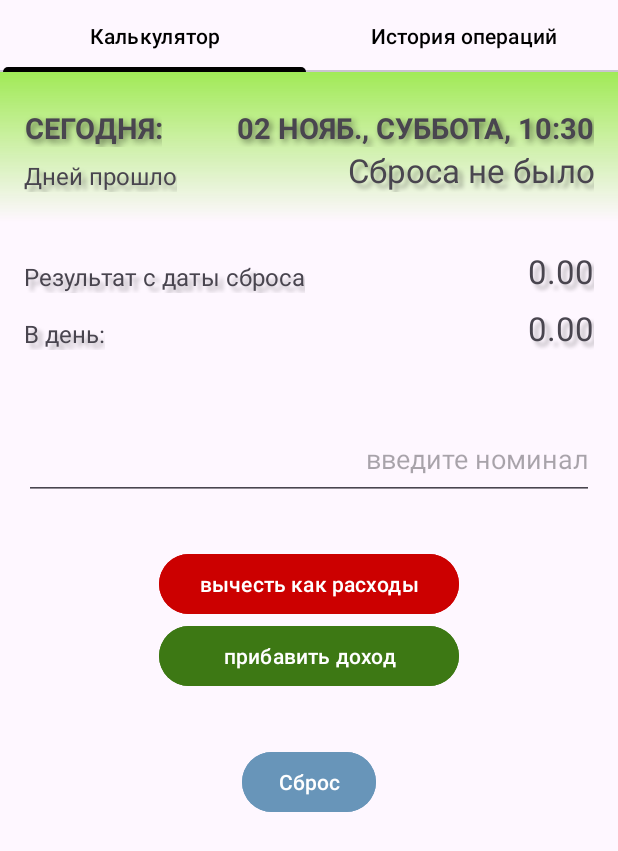
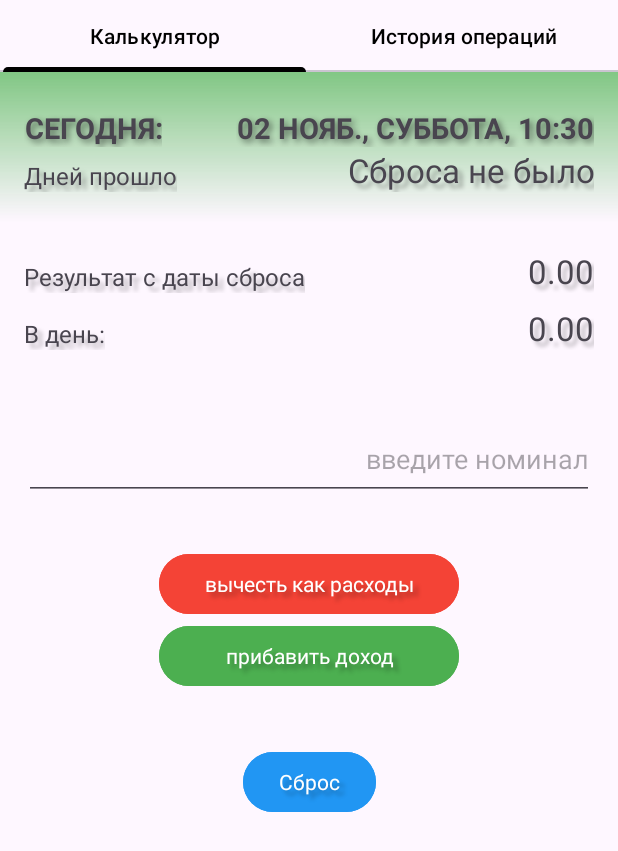
Before and after one commit to Sutemi67/Kotlin_MoneyEverydayXML_app, an Android app: the screen it shows after launch (MainActivity), on a phone screen of 412 x 824 dp. Shown: the top 851 px of the screen. Run offline under Robolectric (Android 15) with nearby library versions, the phone set to English and light mode, and no system bars.

Commit message:
ui patch

```diff
--- a/app/src/main/res/drawable/shadow_of_header_light.xml
+++ b/app/src/main/res/drawable/shadow_of_header_light.xml
@@ -3,5 +3,5 @@
     <gradient
         android:angle="270"
         android:endColor="@android:color/transparent"
-        android:startColor="#A1EA57" />
+        android:startColor="#81C784" />
 </shape>
--- a/app/src/main/res/layout/fragment_calculator.xml
+++ b/app/src/main/res/layout/fragment_calculator.xml
@@ -76,12 +76,13 @@
 
     <Button
         android:id="@+id/decreaseButton"
-        style="@style/buttonTextStyle"
+        style="@style/buttonStyle"
         android:layout_width="200dp"
         android:layout_height="wrap_content"
         android:layout_marginTop="32dp"
-        android:backgroundTint="@android:color/holo_red_dark"
+        android:backgroundTint="#F44336"
         android:text="@string/minus"
+        android:textAppearance="@style/buttonTextStyle"
         android:textColor="@color/white"
         app:layout_constraintEnd_toEndOf="parent"
         app:layout_constraintStart_toStartOf="parent"
@@ -90,22 +91,24 @@
 
     <Button
         android:id="@+id/increaseButton"
-        style="@style/buttonTextStyle"
+        style="@style/buttonStyle"
         android:layout_width="200dp"
         android:layout_height="wrap_content"
-        android:backgroundTint="#3D7814"
+        android:backgroundTint="#4CAF50"
         android:text="@string/plus"
+        android:textAppearance="@style/buttonTextStyle"
         app:layout_constraintEnd_toEndOf="@+id/decreaseButton"
         app:layout_constraintStart_toStartOf="@+id/decreaseButton"
         app:layout_constraintTop_toBottomOf="@+id/decreaseButton" />
 
     <Button
         android:id="@+id/clearButton"
-        style="@style/buttonTextStyle"
+        style="@style/buttonStyle"
         android:layout_width="wrap_content"
         android:layout_height="wrap_content"
         android:layout_marginTop="36dp"
-        android:backgroundTint="#6895B9"
+        android:textAppearance="@style/buttonTextStyle"
+        android:backgroundTint="#2196F3"
         android:text="@string/clear_button"
         app:layout_constraintEnd_toEndOf="@+id/increaseButton"
         app:layout_constraintStart_toStartOf="@+id/increaseButton"
--- a/app/src/main/res/values-night/styles.xml
+++ b/app/src/main/res/values-night/styles.xml
@@ -19,7 +19,7 @@
         <item name="android:shadowDy">3</item>
     </style>
 
-    <style name="buttonTextStyle">
+    <style name="buttonStyle">
         <item name="android:textSize">14sp</item>
         <item name="android:gravity">center</item>
         <item name="android:textColor">@color/white</item>
--- a/app/src/main/res/values/styles.xml
+++ b/app/src/main/res/values/styles.xml
@@ -19,10 +19,19 @@
         <item name="android:shadowDy">5</item>
     </style>
 
-    <style name="buttonTextStyle">
+    <style name="buttonStyle">
         <item name="android:textSize">14sp</item>
         <item name="android:gravity">center</item>
         <item name="android:textColor">@color/white</item>
+    </style>
+
+    <style name="buttonTextStyle">
+        <item name="android:textSize">16sp</item>
+        <item name="android:gravity">center</item>
+        <item name="android:shadowColor">#46000000</item>
+        <item name="android:shadowRadius">3</item>
+        <item name="android:shadowDx">5</item>
+        <item name="android:shadowDy">5</item>
     </style>
 
     <style name="headerTextStyle">
```
